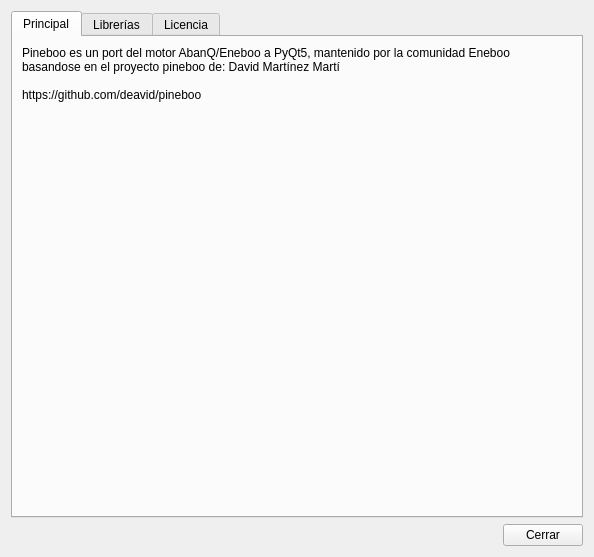
Qt form pineboolib/dlgabout/about_pineboo.ui (deavid/pineboo) before a commit.
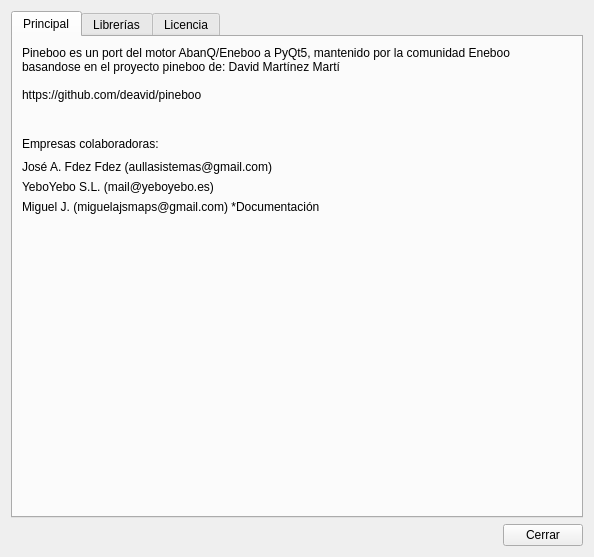
The same form after that commit. Icons and pictures are not drawn.

Commit message: Empresas colaboradoras

```diff
--- a/pineboolib/dlgabout/about_pineboo.ui
+++ b/pineboolib/dlgabout/about_pineboo.ui
@@ -35,8 +35,6 @@
       </attribute>
       <layout class="QVBoxLayout" name="verticalLayout_3">
        <item>
-        <layout class="QVBoxLayout" name="verticalLayout_2">
-         <item>
           <widget class="QLabel" name="label">
            <property name="text">
             <string>Pineboo es un port del motor AbanQ/Eneboo a PyQt5, mantenido por la comunidad Eneboo basandose en el proyecto pineboo de: David Martínez Martí
@@ -55,9 +53,9 @@
           </widget>
          </item>
          <item>
-          <layout class="QHBoxLayout" name="horizontalLayout_3">
+        <layout class="QHBoxLayout" name="horizontalLayout_5">
            <item>
-            <spacer name="horizontalSpacer_5">
+          <spacer name="horizontalSpacer_4">
              <property name="orientation">
               <enum>Qt::Horizontal</enum>
              </property>
@@ -89,6 +87,32 @@
             </widget>
            </item>
            <item>
+          <spacer name="horizontalSpacer_5">
+           <property name="orientation">
+            <enum>Qt::Horizontal</enum>
+           </property>
+           <property name="sizeHint" stdset="0">
+            <size>
+             <width>40</width>
+             <height>20</height>
+            </size>
+           </property>
+          </spacer>
+         </item>
+        </layout>
+       </item>
+       <item>
+        <layout class="QVBoxLayout" name="verticalLayout_2">
+         <item>
+          <layout class="QHBoxLayout" name="horizontalLayout_3">
+           <item>
+            <widget class="QLabel" name="label_3">
+             <property name="text">
+              <string>Empresas colaboradoras:</string>
+             </property>
+            </widget>
+           </item>
+           <item>
             <spacer name="horizontalSpacer_3">
              <property name="orientation">
               <enum>Qt::Horizontal</enum>
@@ -103,6 +127,27 @@
            </item>
           </layout>
          </item>
+         <item>
+          <widget class="QLabel" name="label_4">
+           <property name="text">
+            <string>José A. Fdez Fdez (aullasistemas@gmail.com)</string>
+           </property>
+          </widget>
+         </item>
+         <item>
+          <widget class="QLabel" name="label_5">
+           <property name="text">
+            <string>YeboYebo S.L. (mail@yeboyebo.es)</string>
+           </property>
+          </widget>
+         </item>
+         <item>
+          <widget class="QLabel" name="label_6">
+           <property name="text">
+            <string>Miguel J. (miguelajsmaps@gmail.com) *Documentación</string>
+           </property>
+          </widget>
+         </item>
         </layout>
        </item>
        <item>
```
Lines whose indentation alone changed are shown as unchanged.
